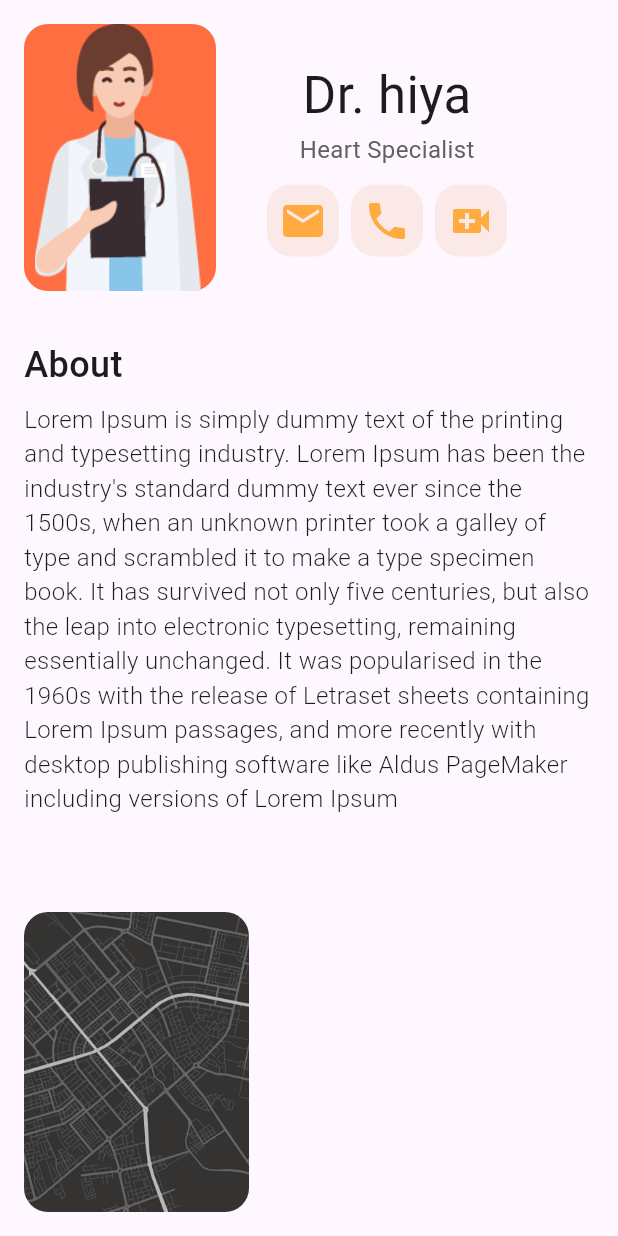
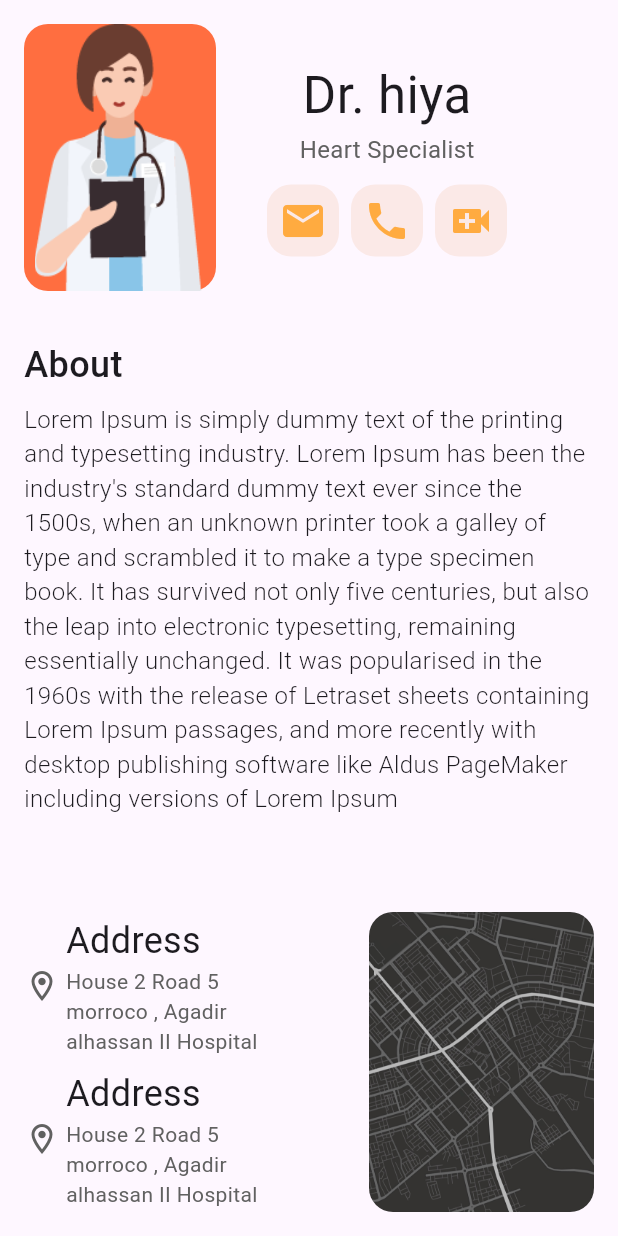
Before and after one commit to BH267/profile_page, a Flutter app: the screen it shows after launch, on a phone screen of 412 x 824 dp. Run offline on Flutter 3.47's test engine with Material 3 defaults, Android fonts, the phone set to English and light mode, and no system bars.

Commit message:
doctor page

```diff
--- a/lib/main.dart
+++ b/lib/main.dart
@@ -99,11 +99,54 @@ class HomeScreen extends StatelessWidget {
               ),
               SizedBox(height: 64),
               Row(
+                mainAxisAlignment: MainAxisAlignment.spaceBetween,
                 children: [
                   Column(
                     children: [
                       Row(
-                        children: [],
+                        children: [
+                          Icon( Icons.location_on_outlined, color: Colors.grey[700],),
+                          SizedBox(width: 4,),
+                          Column(
+                            crossAxisAlignment: CrossAxisAlignment.start,
+                            children: [
+                            Text(
+                              "Address",
+                              style: TextStyle(
+                                fontSize: 24,
+                              ),
+                            ),
+                            Text(
+                              "House 2 Road 5\nmorroco , Agadir\nalhassan II Hospital",
+                              style: TextStyle(
+                                color: Colors.grey[700] ,
+                              ),
+                            ),
+                          ],),
+                        ],
+                      ),
+                      SizedBox(height: 8,),
+                      Row(
+                        children: [
+                          Icon( Icons.location_on_outlined, color: Colors.grey[700],),
+                          SizedBox(width: 4,),
+                          Column(
+                            crossAxisAlignment: CrossAxisAlignment.start,
+                            children: [
+                            Text(
+                              "Address",
+                              style: TextStyle(
+                                fontSize: 24,
+                              ),
+                            ),
+                            Text(
+                              "House 2 Road 5\nmorroco , Agadir\nalhassan II Hospital",
+                              style: TextStyle(
+                                color: Colors.grey[700] ,
+                              ),
+                            ),
+                          ],),
+                        ],
                       ),
                     ],
                   ),
```
